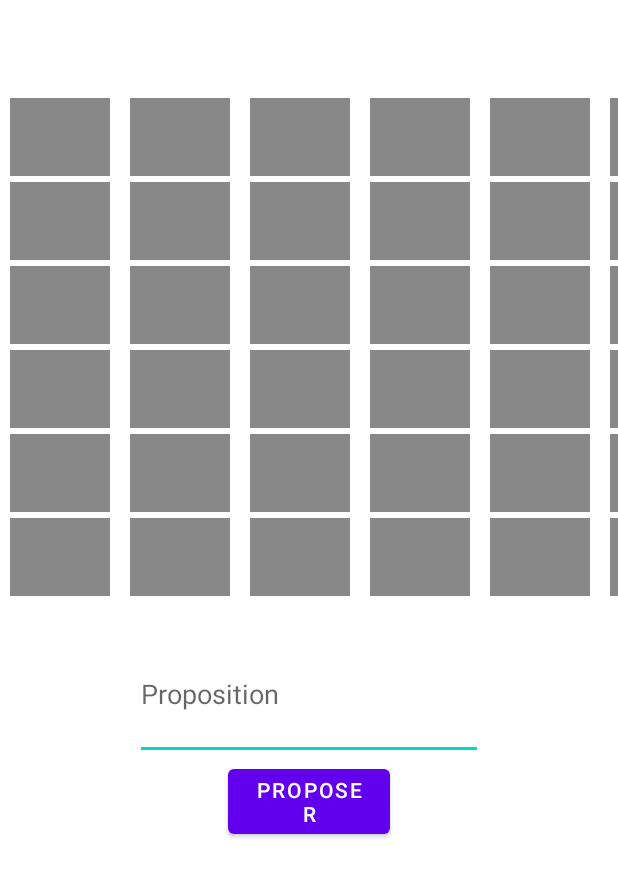
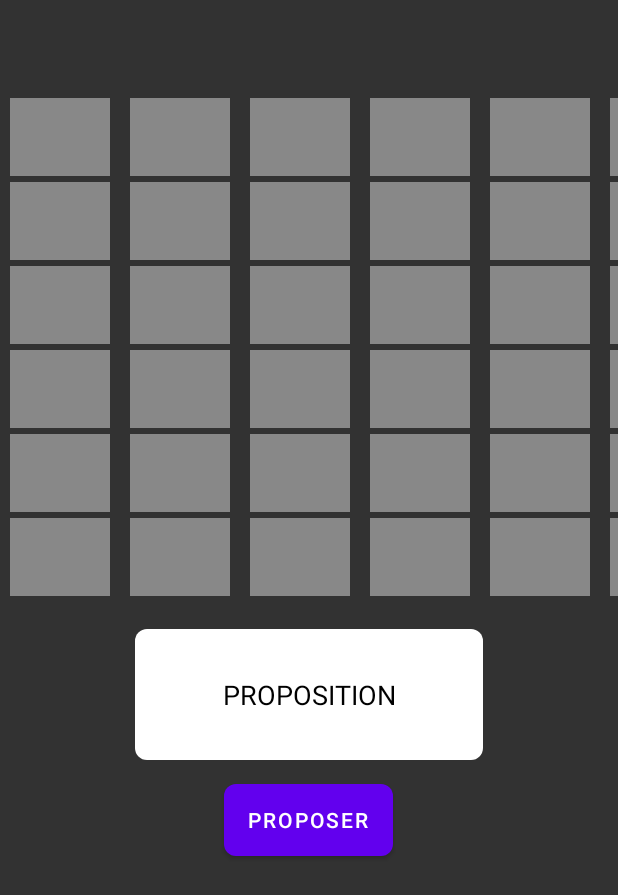
Before and after one commit to Jibrugo/Kotoba, an Android app: the game screen opened directly, with no data from a screen before it, on a phone screen of 412 x 824 dp. Shown: the top 895 px of the screen. Run offline under Robolectric (Android 15) with nearby library versions, the phone set to English and light mode, and no system bars; Roboto replaces fonts that are not available here.

Commit message:
Changement dans l'UI

```diff
--- a/app/src/main/res/layout/game.xml
+++ b/app/src/main/res/layout/game.xml
@@ -7,9 +7,9 @@
     tools:context=".game">
 
     <LinearLayout
-        android:background="@color/white"
         android:layout_width="match_parent"
         android:layout_height="match_parent"
+        android:background="#323232"
         android:orientation="vertical"
         app:layout_constraintBottom_toBottomOf="parent"
         app:layout_constraintTop_toTopOf="parent"
@@ -24,27 +24,33 @@
             android:id="@+id/Proposition1"
             android:layout_width="match_parent"
             android:layout_height="56dp"
-            android:orientation="horizontal" />
+            android:orientation="horizontal"
+            android:gravity="center_vertical" />
+
         <LinearLayout
             android:id="@+id/Proposition2"
             android:layout_width="match_parent"
             android:layout_height="56dp"
             android:orientation="horizontal" />
+
         <LinearLayout
             android:id="@+id/Proposition3"
             android:layout_width="match_parent"
             android:layout_height="56dp"
             android:orientation="horizontal" />
+
         <LinearLayout
             android:id="@+id/Proposition4"
             android:layout_width="match_parent"
             android:layout_height="56dp"
             android:orientation="horizontal" />
+
         <LinearLayout
             android:id="@+id/Proposition5"
             android:layout_width="match_parent"
             android:layout_height="56dp"
             android:orientation="horizontal" />
+
         <LinearLayout
             android:id="@+id/Proposition6"
             android:layout_width="match_parent"
@@ -61,29 +67,41 @@
             android:layout_height="87dp"
             android:layout_gravity="center"
             android:autofillHints=""
+            android:background="@drawable/input_style"
             android:digits="ABCDEFGHIJKLMNOPQRSTUVWXYZ"
             android:ems="10"
-            android:hint="Proposition"
+            android:hint="PROPOSITION"
+            android:textColor="#000000"
+            android:textColorHint="#000000"
+            android:gravity="center"
             android:imeOptions="actionSend"
             android:inputType="textCapCharacters"
             android:minHeight="48dp"
-            android:textColor="#000000"
             tools:ignore="MissingConstraints" />
+
+        <Space
+            android:layout_width="match_parent"
+            android:layout_height="16dp" />
 
         <Button
             android:id="@+id/Propose"
-            android:layout_width="108dp"
+            android:layout_width="wrap_content"
             android:layout_height="wrap_content"
             android:layout_gravity="center"
-            android:text="Proposer"
-            />
+            android:background="@drawable/button_back"
+            android:text="PROPOSER" />
+
+        <Space
+            android:layout_width="match_parent"
+            android:layout_height="16dp" />
 
         <Button
             android:id="@+id/motSuivantButton"
-            android:layout_width="108dp"
+            android:layout_width="121dp"
             android:layout_height="wrap_content"
-            android:text="Mot Suivant"
             android:layout_gravity="center"
+            android:background="@drawable/button_back"
+            android:text="MOT SUIVANT"
             android:visibility="invisible" />
 
         <com.google.android.material.textfield.TextInputLayout
```
